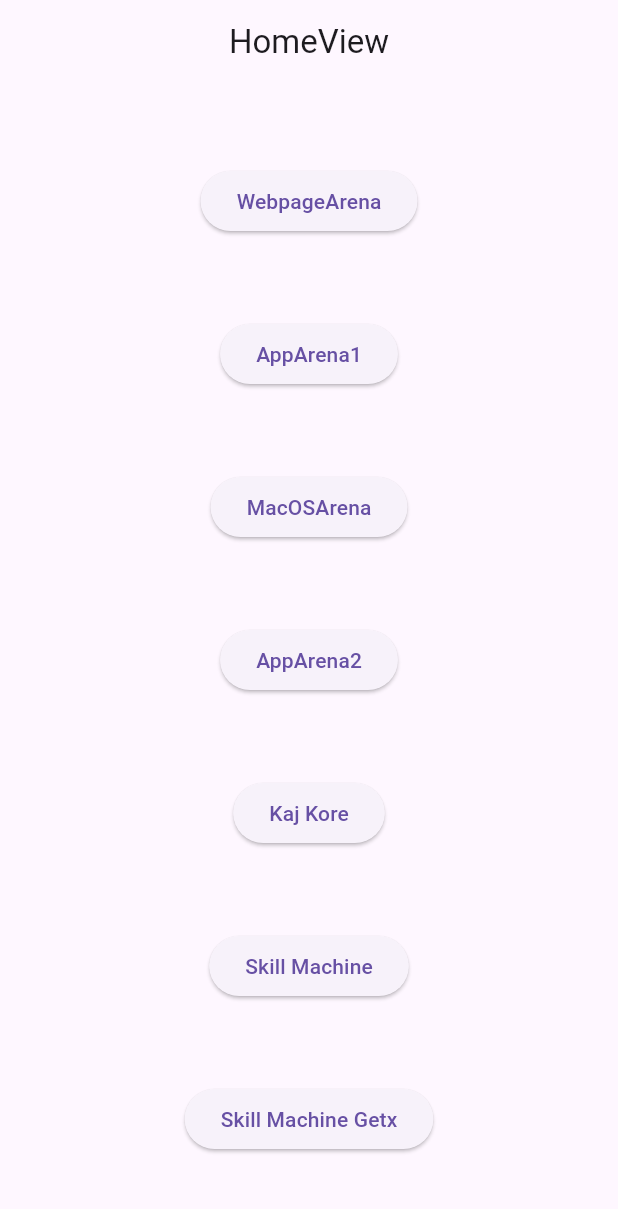
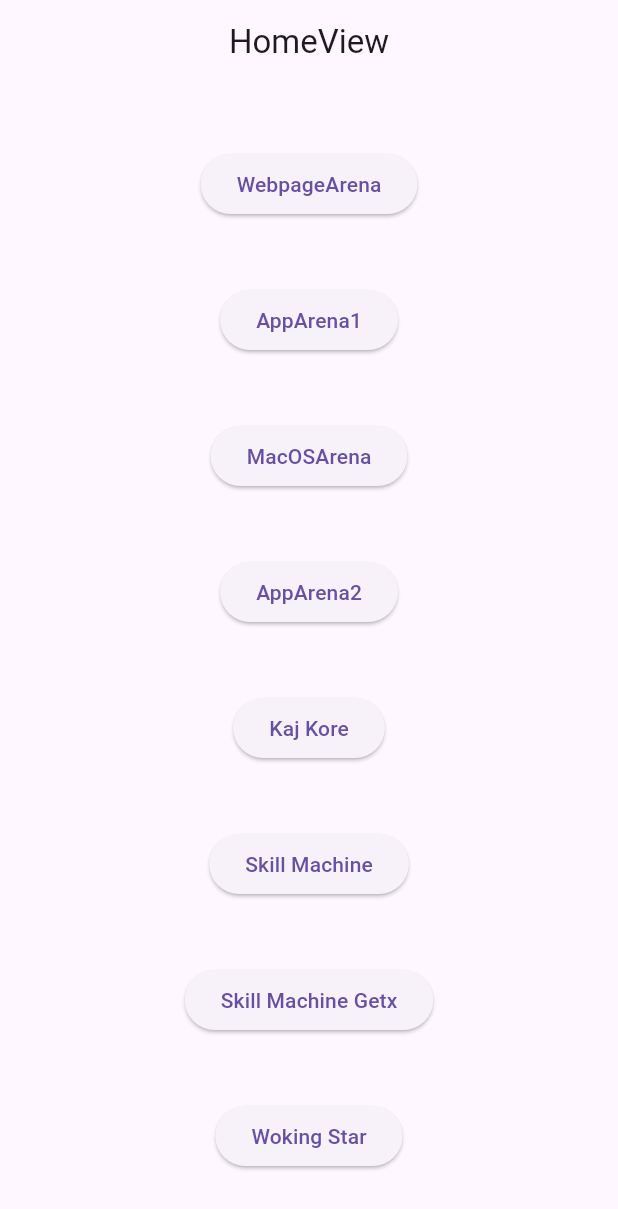
Before and after one commit to mzahin01/gbsheet, a Flutter app: the screen it shows after launch, on a phone screen of 412 x 824 dp. Shown: the top 1209 px of the screen. Run offline on Flutter 3.47's test engine with Material 3 defaults, Android fonts, the phone set to English and light mode, and no system bars; our stand-ins replace firebase_core, get, rive; accounts and stored records are empty.

Commit message:
working star added

```diff
--- a/lib/app/modules/home/views/home_view.dart
+++ b/lib/app/modules/home/views/home_view.dart
@@ -53,6 +53,11 @@ class HomeView extends GetView<HomeController> {
                   Get.toNamed(Routes.SKILL_MACHINE_GETX);
                 },
                 child: const Text('Skill Machine Getx')),
+            ElevatedButton(
+                onPressed: () {
+                  Get.toNamed(Routes.COPY_BILAI_COPY);
+                },
+                child: const Text('Woking Star')),
           ],
         ),
       ),
--- a/lib/app/routes/app_pages.dart
+++ b/lib/app/routes/app_pages.dart
@@ -1,3 +1,4 @@
+import 'package:gbsheet/app/modules/copybilai_copy.dart';
 import 'package:get/get.dart';
 
 import '../modules/app2/bindings/app2_binding.dart';
@@ -63,5 +64,9 @@ class AppPages {
       page: () => const SkillMachineGetxView(),
       binding: SkillMachineGetxBinding(),
     ),
+    GetPage(
+      name: _Paths.COPY_BILAI_COPY,
+      page: () => const CopyBilaiCopy(),
+    ),
   ];
 }
--- a/lib/app/routes/app_routes.dart
+++ b/lib/app/routes/app_routes.dart
@@ -13,6 +13,7 @@ abstract class Routes {
   static const KAJ_KORE = _Paths.KAJ_KORE;
   static const SKILL_MACHINE = _Paths.SKILL_MACHINE;
   static const SKILL_MACHINE_GETX = _Paths.SKILL_MACHINE_GETX;
+  static const COPY_BILAI_COPY = _Paths.COPY_BILAI_COPY;
 }
 
 abstract class _Paths {
@@ -25,4 +26,5 @@ abstract class _Paths {
   static const KAJ_KORE = '/kaj_kore';
   static const SKILL_MACHINE = '/skill';
   static const SKILL_MACHINE_GETX = '/skill-machine-getx';
+  static const COPY_BILAI_COPY = '/CopyBilaiCopy';
 }
```
Also changed, not shown: lib/app/modules/copybilai_copy.dart (added, +42 -0 lines).
